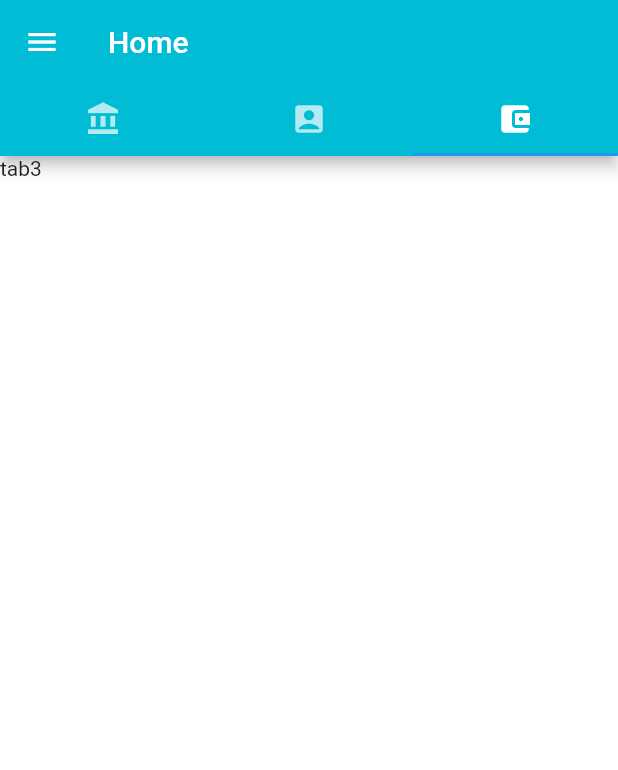
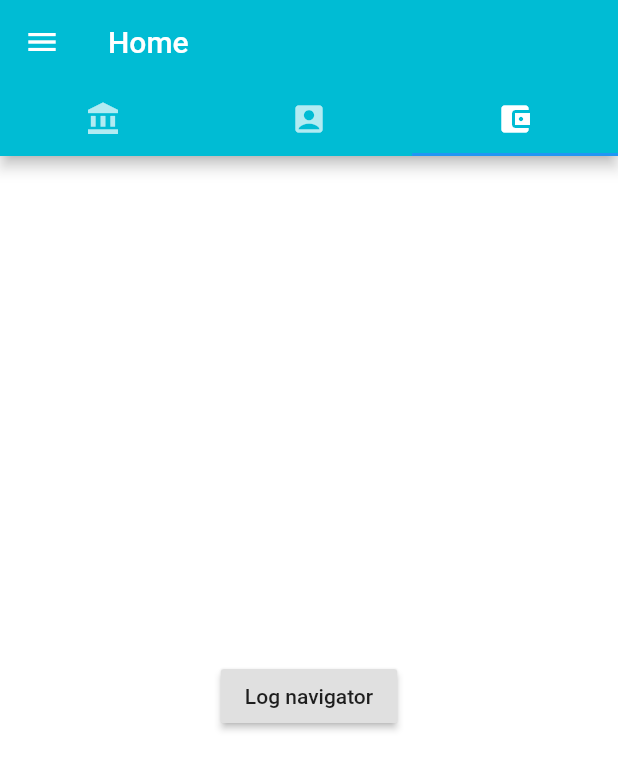
Before and after one commit to zenkairan/skeletal_app, a Flutter app: the Index screen opened by its route, tab 3 chosen, on a phone screen of 412 x 824 dp. Shown: the top 770 px of the screen. Run offline on Flutter 3.47's test engine with Material 2 defaults, Android fonts, the phone set to English and light mode, and no system bars; missing offline and left inert: flutter_facebook_login; accounts and stored records are empty; network calls fail.

Commit message:
fix: navigation error

```diff
--- a/lib/src/scenes/Index.dart
+++ b/lib/src/scenes/Index.dart
@@ -79,7 +79,12 @@ class IndexState extends State<Index>{
   }
 
   Widget _tab3(BuildContext context){
-    return Text('tab3');
+    return Center(
+      child: RaisedButton(
+        child: Text('Log navigator'),
+        onPressed: () => print(Navigator.of(context)),
+      ),
+    );
   }
 
   List<Widget> _getProducts(){
--- a/lib/src/scenes/LoginPage.dart
+++ b/lib/src/scenes/LoginPage.dart
@@ -111,7 +111,7 @@ class LoginPageState extends State<LoginPage>{
       if(response.statusCode == 200){
         if(response.body != null && response.body.isNotEmpty && response.body != 'null'){
           appUser.user = User.fromJason(json.decode(response.body));
-          Navigator.pushReplacementNamed(context, '/index');//deve ser push root
+          Navigator.of(context).pushNamedAndRemoveUntil('/index', (Route<dynamic> route) => false);
         }else{
           CustomDialog.showSnackbar(_innerContext, CustomLocalization.of(_innerContext).loginError);
         }
--- a/lib/src/scenes/RegisterPage.dart
+++ b/lib/src/scenes/RegisterPage.dart
@@ -126,7 +126,7 @@ class RegisterPageState extends State<RegisterPage>{
       //se o usuario já estiver cadastrado, retornar statuscode de erro
       if(response.statusCode == 200){
         appUser.user = User.fromJason(json.decode(response.body));
-        Navigator.pushReplacementNamed(context, '/index');
+        Navigator.of(context).pushNamedAndRemoveUntil('/index', (Route<dynamic> route) => false);
       }else{
         CustomDialog.showSnackbar(_innerContext, CustomLocalization.of(_innerContext).connectionError);
       }
--- a/lib/src/scenes/WelcomeScreen.dart
+++ b/lib/src/scenes/WelcomeScreen.dart
@@ -73,7 +73,6 @@ class WelcomeScreenState extends State<WelcomeScreen> with RouteAware{
               color: BaseColors.facebook,
               onPressed: () {
                 initiateFacebookLogin();
-                Navigator.pushNamed(context, '/index');
                 },
             ),
           ],
@@ -134,7 +133,8 @@ class WelcomeScreenState extends State<WelcomeScreen> with RouteAware{
       if(response.statusCode == 200){
         if(response.body != null && response.body.isNotEmpty && response.body != 'null'){
           loggedUser.user = User.fromJason(json.decode(response.body));
-          Navigator.pushReplacementNamed(context, '/index');
+          // Navigator.pushReplacementNamed(context, '/index'); //not replacing for some reason
+          Navigator.of(context).pushNamedAndRemoveUntil('/index', (Route<dynamic> route) => false);
         }else{
           CustomDialog.showSnackbar(_innerContext, CustomLocalization.of(_innerContext).loginError);
         }
```
Also changed, not shown: lib/src/scenes/EditProfile.dart (+5 -4 lines).
